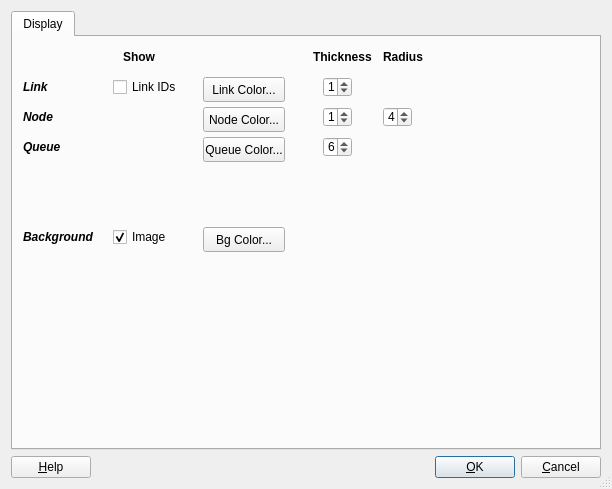
OdedCats/mezzo, file trunk/gui/parametersdialog_qt4.ui: the form before one commit.
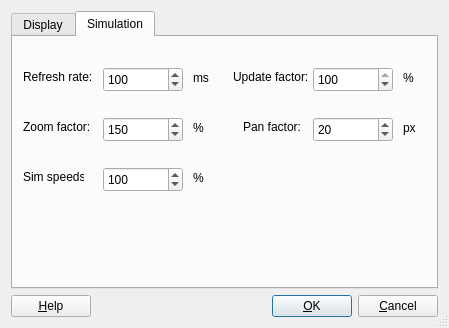
The form after the commit. The open tabs and pages were chosen to show the change.

The edit to the form file:
```diff
--- a/trunk/gui/parametersdialog_qt4.ui
+++ b/trunk/gui/parametersdialog_qt4.ui
@@ -5,8 +5,8 @@
    <rect>
     <x>0</x>
     <y>0</y>
-    <width>612</width>
-    <height>489</height>
+    <width>449</width>
+    <height>328</height>
    </rect>
   </property>
   <property name="windowTitle" >
@@ -134,7 +134,7 @@
        <property name="geometry" >
         <rect>
          <x>10</x>
-         <y>190</y>
+         <y>130</y>
          <width>76</width>
          <height>20</height>
         </rect>
@@ -244,7 +244,7 @@
        <property name="geometry" >
         <rect>
          <x>100</x>
-         <y>190</y>
+         <y>130</y>
          <width>79</width>
          <height>20</height>
         </rect>
@@ -256,19 +256,6 @@
         <bool>true</bool>
        </property>
       </widget>
-      <widget class="QPushButton" name="BgColorButton" >
-       <property name="geometry" >
-        <rect>
-         <x>190</x>
-         <y>190</y>
-         <width>82</width>
-         <height>25</height>
-        </rect>
-       </property>
-       <property name="text" >
-        <string>Bg Color...</string>
-       </property>
-      </widget>
       <widget class="QCheckBox" name="LinkIds" >
        <property name="geometry" >
         <rect>
@@ -282,6 +269,395 @@
         <string>Link IDs</string>
        </property>
       </widget>
+      <widget class="QPushButton" name="BgColorButton" >
+       <property name="geometry" >
+        <rect>
+         <x>190</x>
+         <y>130</y>
+         <width>82</width>
+         <height>25</height>
+        </rect>
+       </property>
+       <property name="text" >
+        <string>Bg Color...</string>
+       </property>
+      </widget>
+      <widget class="QPushButton" name="LinkColorButton" >
+       <property name="geometry" >
+        <rect>
+         <x>190</x>
+         <y>40</y>
+         <width>82</width>
+         <height>25</height>
+        </rect>
+       </property>
+       <property name="text" >
+        <string>Link Color...</string>
+       </property>
+      </widget>
+      <widget class="QSpinBox" name="NodeThickness" >
+       <property name="geometry" >
+        <rect>
+         <x>310</x>
+         <y>70</y>
+         <width>29</width>
+         <height>20</height>
+        </rect>
+       </property>
+       <property name="value" >
+        <number>1</number>
+       </property>
+      </widget>
+      <widget class="QSpinBox" name="NodeRadius" >
+       <property name="geometry" >
+        <rect>
+         <x>370</x>
+         <y>70</y>
+         <width>29</width>
+         <height>20</height>
+        </rect>
+       </property>
+       <property name="minimum" >
+        <number>1</number>
+       </property>
+       <property name="value" >
+        <number>4</number>
+       </property>
+      </widget>
+      <widget class="QSpinBox" name="LinkThickness" >
+       <property name="geometry" >
+        <rect>
+         <x>310</x>
+         <y>40</y>
+         <width>29</width>
+         <height>20</height>
+        </rect>
+       </property>
+       <property name="value" >
+        <number>1</number>
+       </property>
+      </widget>
+      <widget class="QSpinBox" name="QueueThickness" >
+       <property name="geometry" >
+        <rect>
+         <x>310</x>
+         <y>100</y>
+         <width>29</width>
+         <height>20</height>
+        </rect>
+       </property>
+       <property name="value" >
+        <number>6</number>
+       </property>
+      </widget>
+     </widget>
+     <widget class="QWidget" name="tab" >
+      <attribute name="title" >
+       <string>Simulation</string>
+      </attribute>
+      <widget class="QLabel" name="TextLabel2" >
+       <property name="geometry" >
+        <rect>
+         <x>10</x>
+         <y>30</y>
+         <width>71</width>
+         <height>20</height>
+        </rect>
+       </property>
+       <property name="text" >
+        <string>Refresh rate:</string>
+       </property>
+       <property name="wordWrap" >
+        <bool>false</bool>
+       </property>
+      </widget>
+      <widget class="QSpinBox" name="refreshrate" >
+       <property name="geometry" >
+        <rect>
+         <x>90</x>
+         <y>30</y>
+         <width>80</width>
+         <height>25</height>
+        </rect>
+       </property>
+       <property name="focusPolicy" >
+        <enum>Qt::ClickFocus</enum>
+       </property>
+       <property name="maximum" >
+        <number>5000</number>
+       </property>
+       <property name="value" >
+        <number>100</number>
+       </property>
+      </widget>
+      <widget class="QLabel" name="TextLabel4" >
+       <property name="geometry" >
+        <rect>
+         <x>390</x>
+         <y>30</y>
+         <width>24</width>
+         <height>22</height>
+        </rect>
+       </property>
+       <property name="text" >
+        <string>%</string>
+       </property>
+       <property name="wordWrap" >
+        <bool>false</bool>
+       </property>
+      </widget>
+      <widget class="QLabel" name="TextLabel5" >
+       <property name="geometry" >
+        <rect>
+         <x>180</x>
+         <y>80</y>
+         <width>24</width>
+         <height>22</height>
+        </rect>
+       </property>
+       <property name="text" >
+        <string>%</string>
+       </property>
+       <property name="wordWrap" >
+        <bool>false</bool>
+       </property>
+      </widget>
+      <widget class="QLabel" name="TextLabel3" >
+       <property name="geometry" >
+        <rect>
+         <x>180</x>
+         <y>30</y>
+         <width>24</width>
+         <height>22</height>
+        </rect>
+       </property>
+       <property name="text" >
+        <string>ms</string>
+       </property>
+       <property name="wordWrap" >
+        <bool>false</bool>
+       </property>
+      </widget>
+      <widget class="QLabel" name="TextLabel6" >
+       <property name="geometry" >
+        <rect>
+         <x>390</x>
+         <y>80</y>
+         <width>24</width>
+         <height>22</height>
+        </rect>
+       </property>
+       <property name="text" >
+        <string>px</string>
+       </property>
+       <property name="wordWrap" >
+        <bool>false</bool>
+       </property>
+      </widget>
+      <widget class="QSpinBox" name="simspeed" >
+       <property name="geometry" >
+        <rect>
+         <x>90</x>
+         <y>130</y>
+         <width>80</width>
+         <height>25</height>
+        </rect>
+       </property>
+       <property name="focusPolicy" >
+        <enum>Qt::ClickFocus</enum>
+       </property>
+       <property name="toolTip" >
+        <string>100% is 1:1</string>
+       </property>
+       <property name="whatsThis" >
+        <string>Updatefactor determines how much time is reserved for simulation and how much for updating the screen. 100% means fastest simulation. 99% is already much slower, but the GUI responds much nicer.</string>
+       </property>
+       <property name="maximum" >
+        <number>2000</number>
+       </property>
+       <property name="minimum" >
+        <number>0</number>
+       </property>
+       <property name="singleStep" >
+        <number>10</number>
+       </property>
+       <property name="value" >
+        <number>100</number>
+       </property>
+      </widget>
+      <widget class="QLabel" name="TextLabel7" >
+       <property name="geometry" >
+        <rect>
+         <x>180</x>
+         <y>130</y>
+         <width>24</width>
+         <height>22</height>
+        </rect>
+       </property>
+       <property name="text" >
+        <string>%</string>
+       </property>
+       <property name="wordWrap" >
+        <bool>false</bool>
+       </property>
+      </widget>
+      <widget class="QLabel" name="TextLabel11" >
+       <property name="geometry" >
+        <rect>
+         <x>10</x>
+         <y>130</y>
+         <width>61</width>
+         <height>20</height>
+        </rect>
+       </property>
+       <property name="text" >
+        <string>Sim speeds:</string>
+       </property>
+       <property name="wordWrap" >
+        <bool>false</bool>
+       </property>
+      </widget>
+      <widget class="QLabel" name="TextLabel10" >
+       <property name="geometry" >
+        <rect>
+         <x>230</x>
+         <y>80</y>
+         <width>61</width>
+         <height>20</height>
+        </rect>
+       </property>
+       <property name="text" >
+        <string>Pan factor:</string>
+       </property>
+       <property name="wordWrap" >
+        <bool>false</bool>
+       </property>
+      </widget>
+      <widget class="QLabel" name="TextLabel8" >
+       <property name="geometry" >
+        <rect>
+         <x>220</x>
+         <y>30</y>
+         <width>81</width>
+         <height>20</height>
+        </rect>
+       </property>
+       <property name="text" >
+        <string>Update factor:</string>
+       </property>
+       <property name="wordWrap" >
+        <bool>false</bool>
+       </property>
+      </widget>
+      <widget class="QSpinBox" name="updatefactor" >
+       <property name="geometry" >
+        <rect>
+         <x>300</x>
+         <y>30</y>
+         <width>80</width>
+         <height>25</height>
+        </rect>
+       </property>
+       <property name="focusPolicy" >
+        <enum>Qt::ClickFocus</enum>
+       </property>
+       <property name="toolTip" >
+        <string>100% is max speed</string>
+       </property>
+       <property name="whatsThis" >
+        <string>Updatefactor determines how much time is reserved for simulation and how much for updating the screen. 100% means fastest simulation. 99% is already much slower, but the GUI responds much nicer.</string>
+       </property>
+       <property name="maximum" >
+        <number>100</number>
+       </property>
+       <property name="minimum" >
+        <number>1</number>
+       </property>
+       <property name="singleStep" >
+        <number>1</number>
+       </property>
+       <property name="value" >
+        <number>100</number>
+       </property>
+      </widget>
+      <widget class="QLabel" name="TextLabel9" >
+       <property name="geometry" >
+        <rect>
+         <x>10</x>
+         <y>80</y>
+         <width>71</width>
+         <height>20</height>
+        </rect>
+       </property>
+       <property name="text" >
+        <string>Zoom factor:</string>
+       </property>
+       <property name="wordWrap" >
+        <bool>false</bool>
+       </property>
+      </widget>
+      <widget class="QSpinBox" name="zoomfactor" >
+       <property name="geometry" >
+        <rect>
+         <x>90</x>
+         <y>80</y>
+         <width>80</width>
+         <height>25</height>
+        </rect>
+       </property>
+       <property name="focusPolicy" >
+        <enum>Qt::ClickFocus</enum>
+       </property>
+       <property name="toolTip" >
+        <string>100% is 1:1</string>
+       </property>
+       <property name="whatsThis" >
+        <string>Updatefactor determines how much time is reserved for simulation and how much for updating the screen. 100% means fastest simulation. 99% is already much slower, but the GUI responds much nicer.</string>
+       </property>
+       <property name="maximum" >
+        <number>200</number>
+       </property>
+       <property name="minimum" >
+        <number>1</number>
+       </property>
+       <property name="singleStep" >
+        <number>1</number>
+       </property>
+       <property name="value" >
+        <number>150</number>
+       </property>
+      </widget>
+      <widget class="QSpinBox" name="panfactor" >
+       <property name="geometry" >
+        <rect>
+         <x>300</x>
+         <y>80</y>
+         <width>80</width>
+         <height>25</height>
+        </rect>
+       </property>
+       <property name="focusPolicy" >
+        <enum>Qt::ClickFocus</enum>
+       </property>
+       <property name="toolTip" >
+        <string/>
+       </property>
+       <property name="whatsThis" >
+        <string/>
+       </property>
+       <property name="maximum" >
+        <number>200</number>
+       </property>
+       <property name="minimum" >
+        <number>1</number>
+       </property>
+       <property name="singleStep" >
+        <number>10</number>
+       </property>
+       <property name="value" >
+        <number>20</number>
+       </property>
+      </widget>
      </widget>
     </widget>
    </item>
```
Left out of the diff: 80 changed lines with no effect on the pictures.
